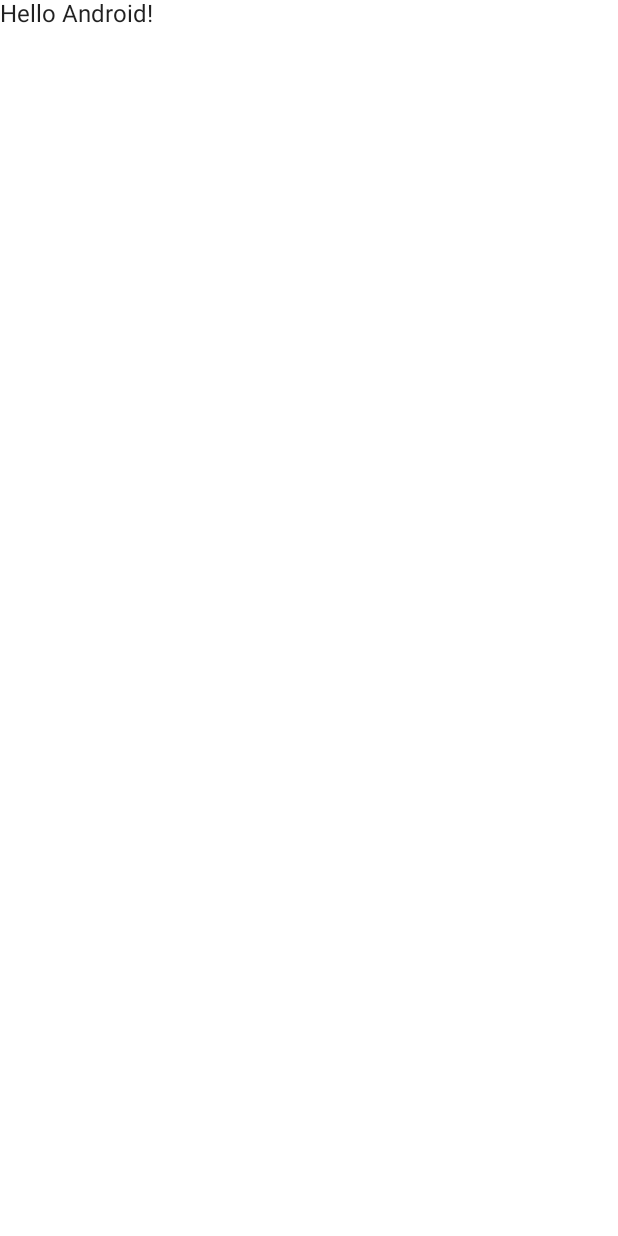
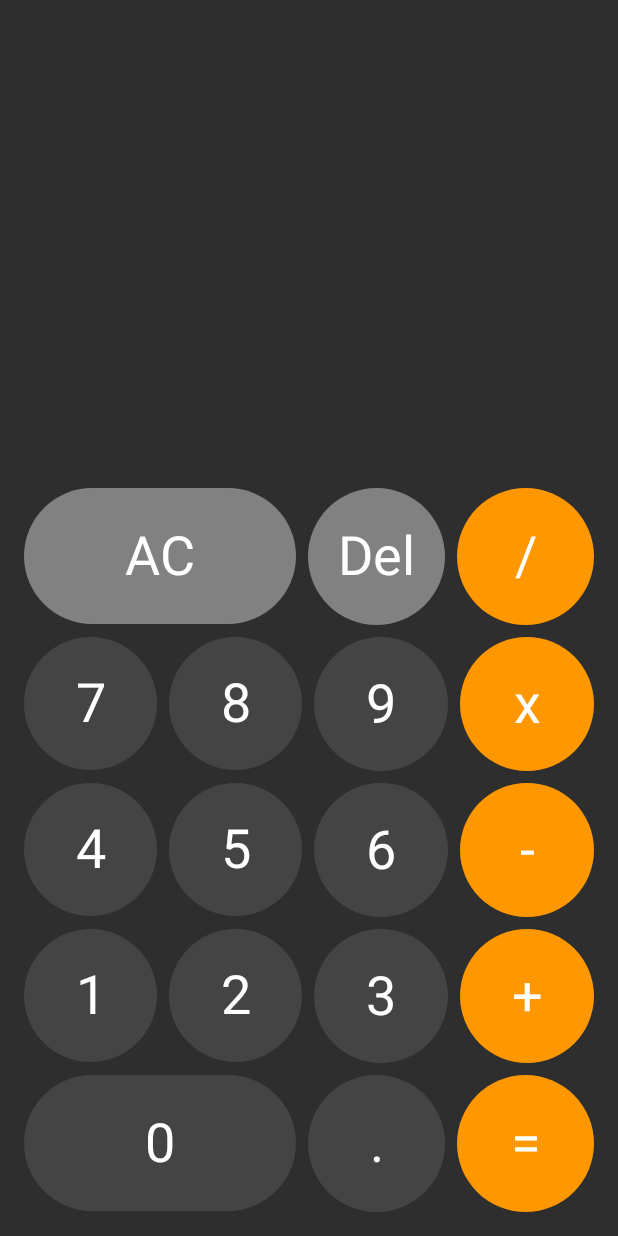
Before and after one commit to DenzelGitonga007/Denzel-Kotlin, an Android app built with Jetpack Compose: the screen it shows after launch (MainActivity), on a phone screen of 412 x 824 dp. Before the commit the screen is almost empty. Run offline under Robolectric (Android 15) with nearby library versions, the phone set to English and light mode, and no system bars.

Commit message:
calculator app complete

```diff
--- a/Calculator/app/build.gradle
+++ b/Calculator/app/build.gradle
@@ -63,4 +63,7 @@ dependencies {
 
     // Compose dependencies
     implementation "androidx.lifecycle:lifecycle-viewmodel-compose:2.4.1"
+    implementation "androidx.compose.ui:ui:1.0.0"
+    implementation "androidx.compose.foundation:foundation:1.0.0"
+    implementation "androidx.compose.material:material:1.0.0"
 }
--- /dev/null
+++ b/Calculator/app/src/main/java/com/example/denzelcalculator/Calculator.kt
@@ -0,0 +1,332 @@
+package com.example.denzelcalculator
+
+import androidx.compose.foundation.background
+import androidx.compose.foundation.layout.*
+import androidx.compose.material.Text
+import androidx.compose.runtime.Composable
+import androidx.compose.ui.Alignment
+import androidx.compose.ui.graphics.Color
+import androidx.compose.ui.text.font.FontWeight
+import androidx.compose.ui.text.style.TextAlign
+import androidx.compose.ui.unit.Dp
+import androidx.compose.ui.unit.dp
+import androidx.compose.ui.unit.sp
+import com.example.denzelcalculator.ui.theme.LightGray
+import com.example.denzelcalculator.ui.theme.Orange
+//import java.lang.reflect.Modifier
+import androidx.compose.ui.Modifier
+
+
+@Composable
+fun Calculator(
+    state: CalculatorState,
+    buttonSpacing: Dp = 8.dp,
+    modifier: androidx.compose.ui.Modifier = Modifier,
+//    Import the calculator action
+    onAction: (CalculatorAction) -> Unit
+) {
+    Box(modifier = modifier) {
+        Column (
+            modifier = Modifier
+                .fillMaxWidth()
+                .align(Alignment.BottomCenter),
+            verticalArrangement = Arrangement.spacedBy(buttonSpacing)
+        ) {
+            Text(
+                text = state.number1 + (state.operation?.symbol?: "") + state.number2,
+                textAlign = TextAlign.End,
+                modifier = Modifier
+                    .fillMaxWidth()
+                    .padding(vertical = 32.dp),
+                fontWeight = FontWeight.Light,
+                fontSize = 80.sp,
+                color = Color.White,
+                maxLines = 2
+            )
+            // Action buttons
+            Row (
+                modifier = Modifier.fillMaxWidth(),
+                horizontalArrangement = Arrangement.spacedBy(buttonSpacing)
+            ) {
+                // Clear button
+                CalculatorButton(
+                    symbols = "AC",
+                    modifier = Modifier
+                        .background(LightGray)
+                        .aspectRatio(2f)
+                        .weight(2f),
+                    onClick = {
+                        onAction(CalculatorAction.Clear)
+
+                    }
+                )
+                // End of clear button
+                // Delete button
+                CalculatorButton(
+                    symbols = "Del",
+                    modifier = Modifier
+                        .background(LightGray)
+                        .aspectRatio(1f)
+                        .weight(1f),
+                    onClick = {
+                        onAction(CalculatorAction.Delete)
+
+                    }
+                )
+                // End of clear button
+                // Divide button
+                CalculatorButton(
+                    symbols = "/",
+                    modifier = Modifier
+                        .background(Orange)
+                        .aspectRatio(1f)
+                        .weight(1f),
+                    onClick = {
+                        onAction(CalculatorAction.Operation(CalculatorOperation.Divide))
+
+                    }
+                )
+                // End of clear button
+            }
+            // End of action buttons
+
+            // First row of Numbers and operation buttons
+            Row (
+                modifier = Modifier.fillMaxWidth(),
+                horizontalArrangement = Arrangement.spacedBy(buttonSpacing)
+            ) {
+                // 7 button
+                CalculatorButton(
+                    symbols = "7",
+                    modifier = Modifier
+                        .background(Color.DarkGray)
+                        .aspectRatio(1f)
+                        .weight(1f),
+                    onClick = {
+                        onAction(CalculatorAction.Number(7))
+
+                    }
+                )
+                // End of 7 button
+                // 8 button
+                CalculatorButton(
+                    symbols = "8",
+                    modifier = Modifier
+                        .background(Color.DarkGray)
+                        .aspectRatio(1f)
+                        .weight(1f),
+                    onClick = {
+                        onAction(CalculatorAction.Number(8))
+
+                    }
+                )
+                // End of 8 button
+
+                // 9 button
+                CalculatorButton(
+                    symbols = "9",
+                    modifier = Modifier
+                        .background(Color.DarkGray)
+                        .aspectRatio(1f)
+                        .weight(1f),
+                    onClick = {
+                        onAction(CalculatorAction.Number(9))
+
+                    }
+                )
+                // End of 9 button
+
+                // Multiply button
+                CalculatorButton(
+                    symbols = "x",
+                    modifier = Modifier
+                        .background(Orange)
+                        .aspectRatio(1f)
+                        .weight(1f),
+                    onClick = {
+                        onAction(CalculatorAction.Operation(CalculatorOperation.Multiply))
+
+                    }
+                )
+                // End of multiply button
+            }
+            // End of first row numbers and operations buttons
+
+            // Second row of Numbers and operation buttons
+            Row (
+                modifier = Modifier.fillMaxWidth(),
+                        horizontalArrangement = Arrangement.spacedBy(buttonSpacing)
+            ) {
+                // 7 button
+                CalculatorButton(
+                    symbols = "4",
+                    modifier = Modifier
+                        .background(Color.DarkGray)
+                        .aspectRatio(1f)
+                        .weight(1f),
+                    onClick = {
+                        onAction(CalculatorAction.Number(4))
+
+                    }
+                )
+                // End of 7 button
+                // 8 button
+                CalculatorButton(
+                    symbols = "5",
+                    modifier = Modifier
+                        .background(Color.DarkGray)
+                        .aspectRatio(1f)
+                        .weight(1f),
+                    onClick = {
+                        onAction(CalculatorAction.Number(5))
+
+                    }
+                )
+                // End of 8 button
+
+                // 9 button
+                CalculatorButton(
+                    symbols = "6",
+                    modifier = Modifier
+                        .background(Color.DarkGray)
+                        .aspectRatio(1f)
+                        .weight(1f),
+                    onClick = {
+                        onAction(CalculatorAction.Number(6))
+
+                    }
+                )
+                // End of 9 button
+
+                // Subtract button
+                CalculatorButton(
+                    symbols = "-",
+                    modifier = Modifier
+                        .background(Orange)
+                        .aspectRatio(1f)
+                        .weight(1f),
+                    onClick = {
+                        onAction(CalculatorAction.Operation(CalculatorOperation.Subtract))
+
+                    }
+                )
+                // End of multiply button
+            }
+            // End of second row of numbers and operations buttons
+
+            // Third row of Numbers and operation buttons
+            Row (
+                modifier = Modifier.fillMaxWidth(),
+                horizontalArrangement = Arrangement.spacedBy(buttonSpacing)
+            ) {
+                // 1 button
+                CalculatorButton(
+                    symbols = "1",
+                    modifier = Modifier
+                        .background(Color.DarkGray)
+                        .aspectRatio(1f)
+                        .weight(1f),
+                    onClick = {
+                        onAction(CalculatorAction.Number(1))
+
+                    }
+                )
+                // End of 1 button
+                // 2 button
+                CalculatorButton(
+                    symbols = "2",
+                    modifier = Modifier
+                        .background(Color.DarkGray)
+                        .aspectRatio(1f)
+                        .weight(1f),
+                    onClick = {
+                        onAction(CalculatorAction.Number(2))
+
+                    }
+                )
+                // End of 2 button
+
+                // 3 button
+                CalculatorButton(
+                    symbols = "3",
+                    modifier = Modifier
+                        .background(Color.DarkGray)
+                        .aspectRatio(1f)
+                        .weight(1f),
+                    onClick = {
+                        onAction(CalculatorAction.Number(3))
+
+                    }
+                )
+                // End of 3 button
+
+                // Add button
+                CalculatorButton(
+                    symbols = "+",
+                    modifier = Modifier
+                        .background(Orange)
+                        .aspectRatio(1f)
+                        .weight(1f),
+                    onClick = {
+                        onAction(CalculatorAction.Operation(CalculatorOperation.Add))
+
+                    }
+                )
+                // End of add button
+            }
+            // End of third row of numbers and operations buttons
+
+            // Fourth row of Numbers and operation buttons
+            Row (
+                modifier = Modifier.fillMaxWidth(),
+                horizontalArrangement = Arrangement.spacedBy(buttonSpacing)
+            ) {
+                // 1 button
+                CalculatorButton(
+                    symbols = "0",
+                    modifier = Modifier
+                        .background(Color.DarkGray)
+                        .aspectRatio(2f)
+                        .weight(2f),
+                    onClick = {
+                        onAction(CalculatorAction.Number(0))
+
+                    }
+                )
+                // End of 0 button
+                // Decimal button
+                CalculatorButton(
+                    symbols = ".",
+                    modifier = Modifier
+                        .background(Color.DarkGray)
+                        .aspectRatio(1f)
+                        .weight(1f),
+                    onClick = {
+                        onAction(CalculatorAction.Decimal)
+
+                    }
+                )
+                // End of Decimal button
+
+                // Equals button
+                CalculatorButton(
+                    symbols = "=",
+                    modifier = Modifier
+                        .background(Orange)
+                        .aspectRatio(1f)
+                        .weight(1f),
+                    onClick = {
+                        onAction(CalculatorAction.Calculate)
+
+                    }
+                )
+                // End of Equals button
+
+            }
+            // End of fourth row of numbers and operations buttons
+
+
+        }
+    }
+
+}
--- /dev/null
+++ b/Calculator/app/src/main/java/com/example/denzelcalculator/CalculatorButton.kt
@@ -0,0 +1,40 @@
+package com.example.denzelcalculator
+
+
+import androidx.compose.foundation.clickable
+import androidx.compose.foundation.layout.Box
+import androidx.compose.foundation.shape.CircleShape
+import androidx.compose.material.Text
+import androidx.compose.runtime.*
+import androidx.compose.ui.Alignment
+import androidx.compose.ui.Modifier
+import androidx.compose.ui.draw.clip
+import androidx.compose.ui.graphics.Color
+import androidx.compose.ui.unit.sp
+
+
+@Composable
+fun CalculatorButton(
+    symbols: String,
+    modifier: androidx.compose.ui.Modifier,
+    onClick: () -> Unit
+
+) {
+    Box(
+        contentAlignment = Alignment.Center,
+        modifier = Modifier
+            .clip(CircleShape)
+            .clickable { onClick() }
+            .then(modifier)
+    ) {
+        Text(
+            text = symbols,
+            fontSize = 36.sp,
+            color = Color.White,
+        )
+    }
+
+
+
+
+}
--- /dev/null
+++ b/Calculator/app/src/main/java/com/example/denzelcalculator/CalculatorState.kt
@@ -0,0 +1,7 @@
+package com.example.denzelcalculator
+
+data class CalculatorState(
+    val number1: String = "",
+    val number2: String = "",
+    val operation: CalculatorOperation? = null,
+)
--- a/Calculator/app/src/main/java/com/example/denzelcalculator/MainActivity.kt
+++ b/Calculator/app/src/main/java/com/example/denzelcalculator/MainActivity.kt
@@ -3,14 +3,17 @@ package com.example.denzelcalculator
 import android.os.Bundle
 import androidx.activity.ComponentActivity
 import androidx.activity.compose.setContent
+import androidx.compose.foundation.background
 import androidx.compose.foundation.layout.fillMaxSize
-import androidx.compose.material.MaterialTheme
-import androidx.compose.material.Surface
-import androidx.compose.material.Text
-import androidx.compose.runtime.Composable
+import androidx.compose.foundation.layout.padding
 import androidx.compose.ui.Modifier
+import androidx.compose.ui.unit.dp
+import androidx.lifecycle.viewmodel.compose.viewModel
+import com.example.denzelcalculator.ui.theme.DenzelCalculatorTheme
+import com.example.denzelcalculator.ui.theme.MediumGray
 import androidx.compose.ui.tooling.preview.Preview
-import com.example.denzelcalculator.ui.theme.DenzelCalculatorTheme
+
+
 
 class MainActivity : ComponentActivity() {
     override fun onCreate(savedInstanceState: Bundle?) {
@@ -18,23 +21,21 @@ class MainActivity : ComponentActivity() {
         setContent {
             DenzelCalculatorTheme {
                 // A surface container using the 'background' color from the theme
-                Surface(modifier = Modifier.fillMaxSize(), color = MaterialTheme.colors.background) {
-                    Greeting("Android")
+                val viewModel = viewModel<CalculatorViewModel>()
+                val state = viewModel.state
+                val buttonSpacing = 8.dp
+                Calculator(
+                    state = state,
+                    onAction = viewModel::onAction,
+                    buttonSpacing = buttonSpacing,
+                    modifier = Modifier
+                        .fillMaxSize()
+                        .background(MediumGray)
+                        .padding(16.dp)
+                )
+
+
                 }
             }
         }
     }
-}
-
-@Composable
-fun Greeting(name: String) {
-    Text(text = "Hello $name!")
-}
-
-@Preview(showBackground = true)
-@Composable
-fun DefaultPreview() {
-    DenzelCalculatorTheme {
-        Greeting("Android")
-    }
-}
--- a/Calculator/app/src/main/java/com/example/denzelcalculator/ui/theme/Color.kt
+++ b/Calculator/app/src/main/java/com/example/denzelcalculator/ui/theme/Color.kt
@@ -6,3 +6,8 @@ val Purple200 = Color(0xFFBB86FC)
 val Purple500 = Color(0xFF6200EE)
 val Purple700 = Color(0xFF3700B3)
 val Teal200 = Color(0xFF03DAC5)
+
+// Additional colors
+val MediumGray = Color(0xFF2E2E2E)
+val LightGray = Color(0xFF818181)
+val Orange = Color(0xFFFF9800)
```
Also changed, not shown: Calculator/app/src/main/java/com/example/denzelcalculator/CalculatorAction.kt (added, +11 -0 lines), Calculator/app/src/main/java/com/example/denzelcalculator/CalculatorOperation.kt (added, +8 -0 lines), Calculator/app/src/main/java/com/example/denzelcalculator/CalculatorViewModel.kt (added, +108 -0 lines).
